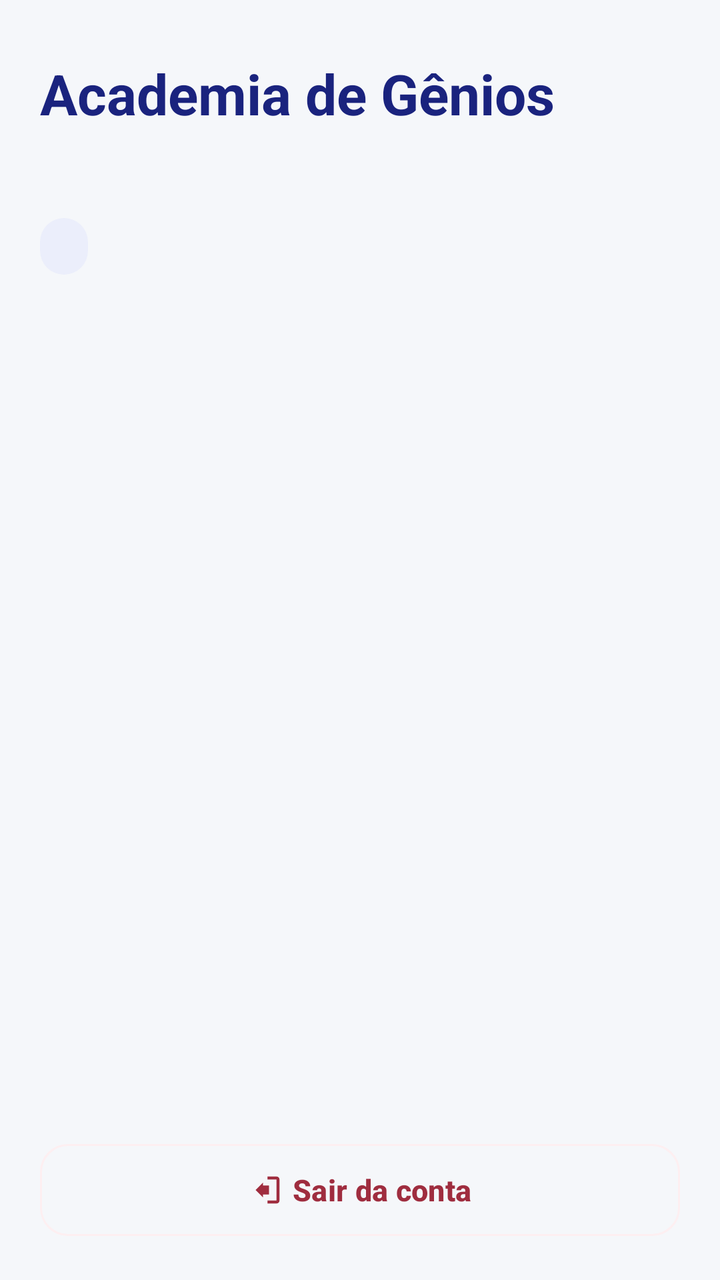
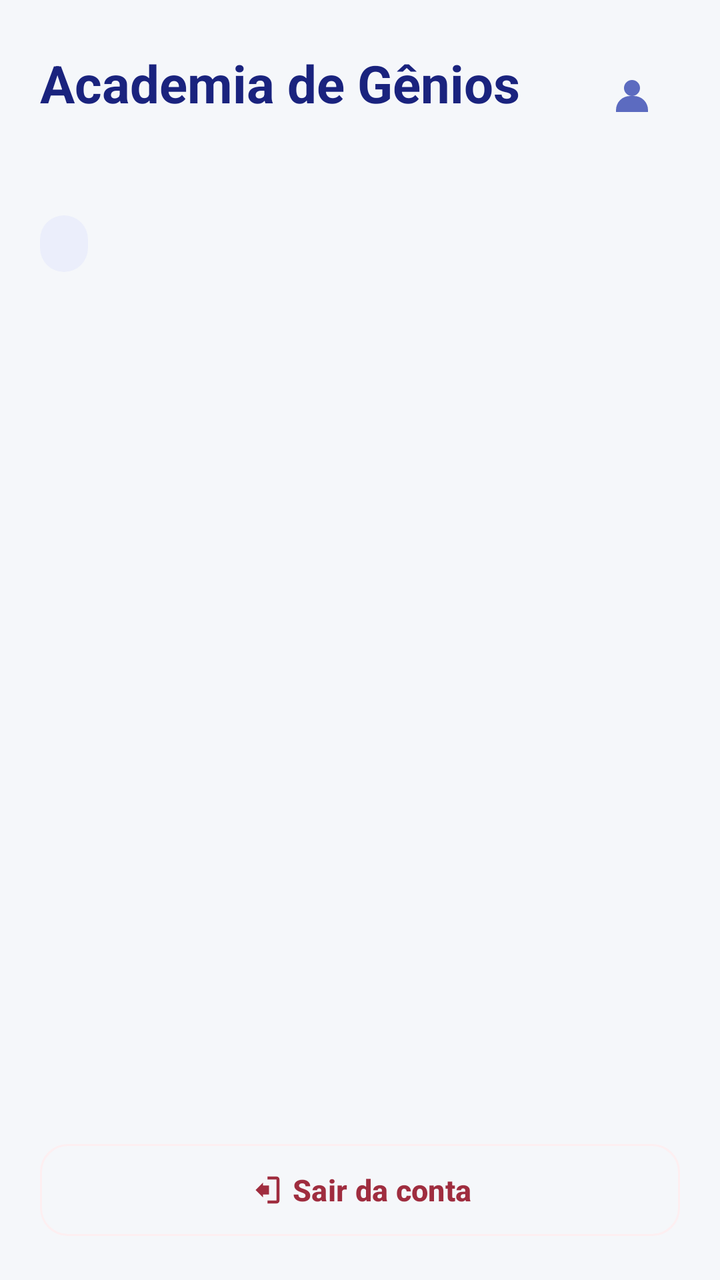

The first picture is an Android layout as it rendered before a commit; the second is the same layout after the commit. The layout source and the unified diff follow.
<!-- AndroidManifest.xml: application theme Theme.Tcc -->
<!-- res/layout/activity_menu.xml -->
<?xml version="1.0" encoding="utf-8"?>
<androidx.constraintlayout.widget.ConstraintLayout xmlns:android="http://schemas.android.com/apk/res/android"
    xmlns:app="http://schemas.android.com/apk/res-auto"
    android:layout_width="match_parent"
    android:layout_height="match_parent"
    android:background="@color/BackGround"
    android:paddingStart="20dp"
    android:paddingTop="28dp"
    android:paddingEnd="20dp"
    android:paddingBottom="18dp">

    <TextView
        android:id="@+id/tvTituloMenu"
        android:layout_width="0dp"
        android:layout_height="wrap_content"
        android:text="Academia de Gênios"
        android:textColor="@color/btnSelecionado"
        android:textSize="28sp"
        android:textStyle="bold"
        app:layout_constraintEnd_toEndOf="parent"
        app:layout_constraintStart_toStartOf="parent"
        app:layout_constraintTop_toTopOf="parent" />

    <TextView
        android:id="@+id/tvSaudacaoMenu"
        android:layout_width="0dp"
        android:layout_height="wrap_content"
        android:layout_marginTop="8dp"
        android:lineSpacingExtra="3dp"
        android:textColor="@color/TextoSecundario"
        android:textSize="16sp"
        app:layout_constraintEnd_toEndOf="parent"
        app:layout_constraintStart_toStartOf="parent"
        app:layout_constraintTop_toBottomOf="@id/tvTituloMenu" />

    <TextView
        android:id="@+id/tvPerfilMenu"
        android:layout_width="wrap_content"
        android:layout_height="wrap_content"
        android:layout_marginTop="14dp"
        android:background="@drawable/bg_menu_profile"
        android:paddingStart="12dp"
        android:paddingTop="6dp"
        android:paddingEnd="12dp"
        android:paddingBottom="6dp"
        android:textColor="@color/Destaque"
        android:textSize="12sp"
        android:textStyle="bold"
        app:layout_constraintStart_toStartOf="parent"
        app:layout_constraintTop_toBottomOf="@id/tvSaudacaoMenu" />

    <ScrollView
        android:id="@+id/scrollOpcoesMenu"
        android:layout_width="0dp"
        android:layout_height="0dp"
        android:layout_marginTop="22dp"
        android:layout_marginBottom="14dp"
        android:clipToPadding="false"
        android:fillViewport="true"
        android:overScrollMode="never"
        app:layout_constraintBottom_toTopOf="@id/btnSairMenu"
        app:layout_constraintEnd_toEndOf="parent"
        app:layout_constraintStart_toStartOf="parent"
        app:layout_constraintTop_toBottomOf="@id/tvPerfilMenu">

        <LinearLayout
            android:id="@+id/containerOpcoesMenu"
            android:layout_width="match_parent"
            android:layout_height="wrap_content"
            android:orientation="vertical"
            android:paddingBottom="4dp" />
    </ScrollView>

    <com.google.android.material.button.MaterialButton
        android:id="@+id/btnSairMenu"
        style="@style/Widget.Material3.Button.OutlinedButton"
        android:layout_width="0dp"
        android:layout_height="54dp"
        android:text="Sair da conta"
        android:textAllCaps="false"
        android:textColor="@color/ErroTexto"
        android:textSize="15sp"
        android:textStyle="bold"
        app:cornerRadius="14dp"
        app:icon="@drawable/ic_menu_logout"
        app:iconGravity="textStart"
        app:iconTint="@color/ErroTexto"
        app:strokeColor="@color/ErroFundo"
        app:strokeWidth="1dp"
        app:layout_constraintBottom_toBottomOf="parent"
        app:layout_constraintEnd_toEndOf="parent"
        app:layout_constraintStart_toStartOf="parent" />

</androidx.constraintlayout.widget.ConstraintLayout>
<!-- resources referenced by this layout -->
<resources>
  <color name="BackGround">#F5F7FA</color>
  <color name="Destaque">#5C6BC0</color>
  <color name="ErroFundo">#FDEFF1</color>
  <color name="ErroTexto">#9F2D3F</color>
  <color name="TextoSecundario">#666680</color>
  <color name="btnSelecionado">#1A237E</color>
  <!-- drawable bg_menu_profile (drawable) -->
  <shape xmlns:android="http://schemas.android.com/apk/res/android" android:shape="rectangle">
      <solid android:color="@color/DestaqueSuave" />
      <corners android:radius="20dp" />
  </shape>
  <!-- drawable ic_menu_logout (drawable) -->
  <vector xmlns:android="http://schemas.android.com/apk/res/android" android:width="22dp" android:height="22dp" android:viewportWidth="24" android:viewportHeight="24">
      <path android:fillColor="#B3261E" android:pathData="M10,17v-2h4V9h-4V7l-5,5 5,5zM19,3h-6v2h6v14h-6v2h6c1.1,0 2,-0.9 2,-2V5c0,-1.1 -0.9,-2 -2,-2z" />
  </vector>
  <style name="Theme.Tcc" parent="Base.Theme.Tcc" />
  <color name="DestaqueSuave">#EBEEFB</color>
  <style name="Base.Theme.Tcc" parent="Theme.Material3.DayNight.NoActionBar">
          <item name="colorPrimary">@color/Destaque</item>
          <item name="colorOnPrimary">@color/TextoNoPrimario</item>
          <item name="colorSurface">@color/CardFundo</item>
          <item name="colorOnSurface">@color/TextoPrincipal</item>
          <item name="android:colorAccent">@color/Destaque</item>
          <item name="android:windowLightStatusBar">true</item>
          <item name="android:statusBarColor">@color/BackGround</item>
          <item name="android:navigationBarColor">@color/BackGround</item>
      </style>
  <color name="TextoNoPrimario">#FFFFFF</color>
  <color name="CardFundo">#FFFFFF</color>
  <color name="TextoPrincipal">#1A1A2E</color>
</resources>

<!-- the commit's change to res/layout/activity_menu.xml (unified diff, before → after) -->
@@ -5,7 +5,7 @@
     android:layout_height="match_parent"
     android:background="@color/BackGround"
     android:paddingStart="20dp"
-    android:paddingTop="28dp"
+    android:paddingTop="24dp"
     android:paddingEnd="20dp"
     android:paddingBottom="18dp">
 
@@ -15,20 +15,33 @@
         android:layout_height="wrap_content"
         android:text="Academia de Gênios"
         android:textColor="@color/btnSelecionado"
-        android:textSize="28sp"
+        android:textSize="26sp"
         android:textStyle="bold"
+        app:layout_constraintEnd_toStartOf="@id/btnMinhaContaMenu"
+        app:layout_constraintStart_toStartOf="parent"
+        app:layout_constraintTop_toTopOf="parent" />
+
+    <ImageButton
+        android:id="@+id/btnMinhaContaMenu"
+        android:layout_width="48dp"
+        android:layout_height="48dp"
+        android:background="?attr/selectableItemBackgroundBorderless"
+        android:contentDescription="@string/minha_conta"
+        android:padding="12dp"
+        android:scaleType="fitCenter"
+        android:src="@drawable/ic_menu_account"
+        android:tint="@color/Destaque"
         app:layout_constraintEnd_toEndOf="parent"
-        app:layout_constraintStart_toStartOf="parent"
         app:layout_constraintTop_toTopOf="parent" />
 
     <TextView
         android:id="@+id/tvSaudacaoMenu"
         android:layout_width="0dp"
         android:layout_height="wrap_content"
-        android:layout_marginTop="8dp"
+        android:layout_marginTop="12dp"
         android:lineSpacingExtra="3dp"
         android:textColor="@color/TextoSecundario"
-        android:textSize="16sp"
+        android:textSize="17sp"
         app:layout_constraintEnd_toEndOf="parent"
         app:layout_constraintStart_toStartOf="parent"
         app:layout_constraintTop_toBottomOf="@id/tvTituloMenu" />
@@ -53,7 +66,7 @@
         android:id="@+id/scrollOpcoesMenu"
         android:layout_width="0dp"
         android:layout_height="0dp"
-        android:layout_marginTop="22dp"
+        android:layout_marginTop="26dp"
         android:layout_marginBottom="14dp"
         android:clipToPadding="false"
         android:fillViewport="true"
<!-- resource entries referenced after the edit -->
@@ -11,6 +11,10 @@
       <solid android:color="@color/DestaqueSuave" />
       <corners android:radius="20dp" />
   </shape>
+  <!-- drawable ic_menu_account (drawable) -->
+  <vector xmlns:android="http://schemas.android.com/apk/res/android" android:width="24dp" android:height="24dp" android:viewportWidth="24" android:viewportHeight="24">
+      <path android:fillColor="#5C6BC0" android:pathData="M12,12a4,4 0,1 0,0 -8a4,4 0,1 0,0 8zM4,20v-1a7,7 0,0 1,7 -7h2a7,7 0,0 1,7 7v1z" />
+  </vector>
   <!-- drawable ic_menu_logout (drawable) -->
   <vector xmlns:android="http://schemas.android.com/apk/res/android" android:width="22dp" android:height="22dp" android:viewportWidth="24" android:viewportHeight="24">
       <path android:fillColor="#B3261E" android:pathData="M10,17v-2h4V9h-4V7l-5,5 5,5zM19,3h-6v2h6v14h-6v2h6c1.1,0 2,-0.9 2,-2V5c0,-1.1 -0.9,-2 -2,-2z" />
